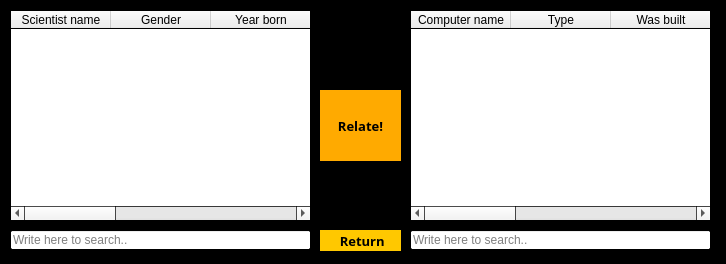
The window that relationwindow.ui (stefanv15/verklegtNamskeid_skil3) describes before a commit, drawn with Qt 5.
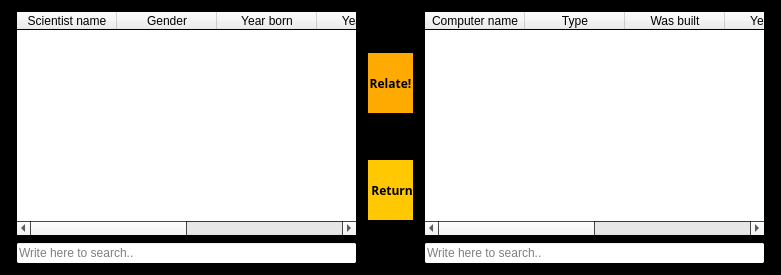
The same window after the commit.

Commit message: Layout fyrir relation window

Diff of the .ui file:
```diff
--- a/relationwindow.ui
+++ b/relationwindow.ui
@@ -6,10 +6,16 @@
    <rect>
     <x>0</x>
     <y>0</y>
-    <width>726</width>
-    <height>264</height>
+    <width>781</width>
+    <height>275</height>
    </rect>
   </property>
+  <property name="sizePolicy">
+   <sizepolicy hsizetype="MinimumExpanding" vsizetype="Preferred">
+    <horstretch>0</horstretch>
+    <verstretch>0</verstretch>
+   </sizepolicy>
+  </property>
   <property name="palette">
    <palette>
     <active>
@@ -77,80 +83,17 @@
   <property name="windowTitle">
    <string>Dialog</string>
   </property>
-  <widget class="QTableWidget" name="table_relation_computers">
-   <property name="geometry">
-    <rect>
-     <x>410</x>
-     <y>10</y>
-     <width>301</width>
-     <height>211</height>
-    </rect>
-   </property>
-   <property name="columnCount">
-    <number>6</number>
-   </property>
-   <column>
-    <property name="text">
-     <string>Computer name</string>
-    </property>
-   </column>
-   <column>
-    <property name="text">
-     <string>Type</string>
-    </property>
-   </column>
-   <column>
-    <property name="text">
-     <string>Was built</string>
-    </property>
-   </column>
-   <column>
-    <property name="text">
-     <string>Year built</string>
-    </property>
-   </column>
-   <column>
-    <property name="text">
-     <string>ID</string>
-    </property>
-   </column>
-   <column/>
-  </widget>
-  <widget class="QLineEdit" name="search_relation_searchScientist">
-   <property name="geometry">
-    <rect>
-     <x>10</x>
-     <y>230</y>
-     <width>301</width>
-     <height>20</height>
-    </rect>
-   </property>
-   <property name="placeholderText">
-    <string>Write here to search..</string>
-   </property>
-  </widget>
-  <widget class="QLineEdit" name="search_relation_searchCpu">
-   <property name="geometry">
-    <rect>
-     <x>410</x>
-     <y>230</y>
-     <width>301</width>
-     <height>20</height>
-    </rect>
-   </property>
-   <property name="placeholderText">
-    <string>Write here to search..</string>
-   </property>
-  </widget>
+  <layout class="QHBoxLayout" name="horizontalLayout">
+   <item>
+    <layout class="QVBoxLayout" name="verticalLayout_2">
+     <property name="leftMargin">
+      <number>5</number>
+     </property>
+     <property name="rightMargin">
+      <number>5</number>
+     </property>
+     <item>
   <widget class="QTableWidget" name="table_relation_scientists">
-   <property name="geometry">
-    <rect>
-     <x>10</x>
-     <y>10</y>
-     <width>301</width>
-     <height>211</height>
-    </rect>
-   </property>
    <property name="columnCount">
     <number>6</number>
    </property>
@@ -177,22 +120,88 @@
    <column/>
    <column/>
   </widget>
+     </item>
+     <item>
+      <widget class="QLineEdit" name="search_relation_searchScientist">
+       <property name="placeholderText">
+        <string>Write here to search..</string>
+       </property>
+      </widget>
+     </item>
+    </layout>
+   </item>
+   <item>
+    <widget class="QFrame" name="verticalFrame">
+     <property name="sizePolicy">
+      <sizepolicy hsizetype="Minimum" vsizetype="Minimum">
+       <horstretch>0</horstretch>
+       <verstretch>0</verstretch>
+      </sizepolicy>
+     </property>
+     <property name="minimumSize">
+      <size>
+       <width>45</width>
+       <height>0</height>
+      </size>
+     </property>
+     <property name="maximumSize">
+      <size>
+       <width>16777215</width>
+       <height>257</height>
+      </size>
+     </property>
+     <layout class="QVBoxLayout" name="verticalLayout">
+      <property name="spacing">
+       <number>5</number>
+      </property>
+      <property name="sizeConstraint">
+       <enum>QLayout::SetDefaultConstraint</enum>
+      </property>
+      <property name="leftMargin">
+       <number>0</number>
+      </property>
+      <property name="topMargin">
+       <number>0</number>
+      </property>
+      <property name="rightMargin">
+       <number>0</number>
+      </property>
+      <property name="bottomMargin">
+       <number>0</number>
+      </property>
+      <item>
   <widget class="QPushButton" name="button_relation_relate">
    <property name="enabled">
     <bool>true</bool>
    </property>
-   <property name="geometry">
-    <rect>
-     <x>320</x>
-     <y>90</y>
-     <width>81</width>
-     <height>71</height>
-    </rect>
+        <property name="sizePolicy">
+         <sizepolicy hsizetype="Preferred" vsizetype="Preferred">
+          <horstretch>0</horstretch>
+          <verstretch>0</verstretch>
+         </sizepolicy>
+        </property>
+        <property name="maximumSize">
+         <size>
+          <width>60</width>
+          <height>60</height>
+         </size>
+        </property>
+        <property name="sizeIncrement">
+         <size>
+          <width>0</width>
+          <height>0</height>
+         </size>
+        </property>
+        <property name="baseSize">
+         <size>
+          <width>0</width>
+          <height>0</height>
+         </size>
    </property>
    <property name="font">
     <font>
      <family>Rockwell</family>
-     <pointsize>10</pointsize>
+          <pointsize>9</pointsize>
      <weight>75</weight>
      <bold>true</bold>
     </font>
@@ -207,24 +216,48 @@
    <property name="text">
     <string>Relate!</string>
    </property>
-  </widget>
+        <property name="autoDefault">
+         <bool>true</bool>
+        </property>
+        <property name="default">
+         <bool>false</bool>
+        </property>
+        <property name="flat">
+         <bool>false</bool>
+        </property>
+       </widget>
+      </item>
+      <item>
   <widget class="QPushButton" name="button_relation_return">
-   <property name="geometry">
-    <rect>
-     <x>320</x>
-     <y>230</y>
-     <width>81</width>
-     <height>21</height>
-    </rect>
+        <property name="enabled">
+         <bool>true</bool>
+        </property>
+        <property name="sizePolicy">
+         <sizepolicy hsizetype="Fixed" vsizetype="Fixed">
+          <horstretch>0</horstretch>
+          <verstretch>0</verstretch>
+         </sizepolicy>
+        </property>
+        <property name="maximumSize">
+         <size>
+          <width>60</width>
+          <height>60</height>
+         </size>
    </property>
    <property name="font">
     <font>
      <family>Rockwell</family>
-     <pointsize>10</pointsize>
+          <pointsize>9</pointsize>
      <weight>75</weight>
      <bold>true</bold>
     </font>
    </property>
+        <property name="toolTipDuration">
+         <number>0</number>
+        </property>
+        <property name="layoutDirection">
+         <enum>Qt::RightToLeft</enum>
+        </property>
    <property name="styleSheet">
     <string notr="true">QPushButton
 {
@@ -235,7 +268,68 @@
    <property name="text">
     <string> Return</string>
    </property>
-  </widget>
+        <property name="autoRepeat">
+         <bool>false</bool>
+        </property>
+        <property name="autoExclusive">
+         <bool>false</bool>
+        </property>
+       </widget>
+      </item>
+     </layout>
+    </widget>
+   </item>
+   <item>
+    <layout class="QVBoxLayout" name="verticalLayout_4">
+     <property name="leftMargin">
+      <number>5</number>
+     </property>
+     <property name="rightMargin">
+      <number>5</number>
+     </property>
+     <item>
+      <widget class="QTableWidget" name="table_relation_computers">
+       <property name="columnCount">
+        <number>6</number>
+       </property>
+       <column>
+        <property name="text">
+         <string>Computer name</string>
+        </property>
+       </column>
+       <column>
+        <property name="text">
+         <string>Type</string>
+        </property>
+       </column>
+       <column>
+        <property name="text">
+         <string>Was built</string>
+        </property>
+       </column>
+       <column>
+        <property name="text">
+         <string>Year built</string>
+        </property>
+       </column>
+       <column>
+        <property name="text">
+         <string>ID</string>
+        </property>
+       </column>
+       <column/>
+      </widget>
+     </item>
+     <item>
+      <widget class="QLineEdit" name="search_relation_searchCpu">
+       <property name="placeholderText">
+        <string>Write here to search..</string>
+       </property>
+      </widget>
+     </item>
+    </layout>
+   </item>
+  </layout>
  </widget>
  <resources/>
  <connections/>
```
Lines whose indentation alone changed are shown as unchanged. The commit also changes 8 other files.
